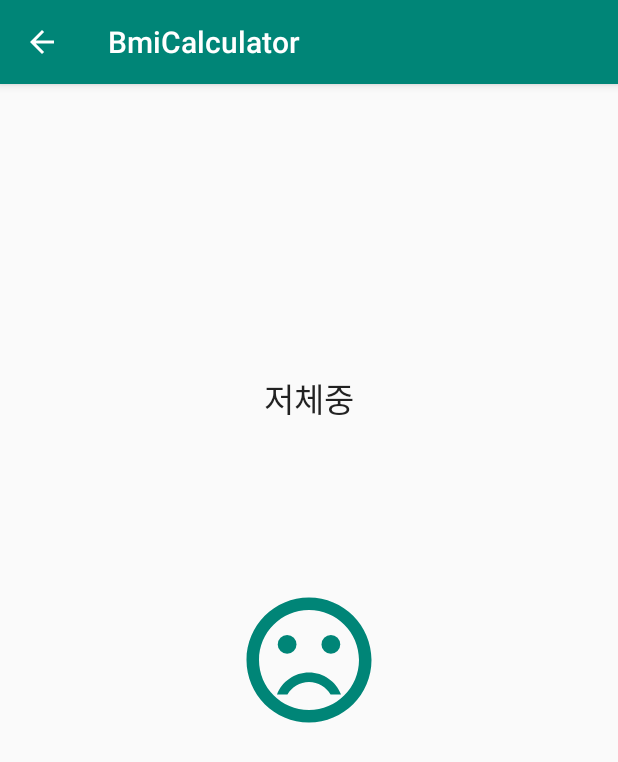
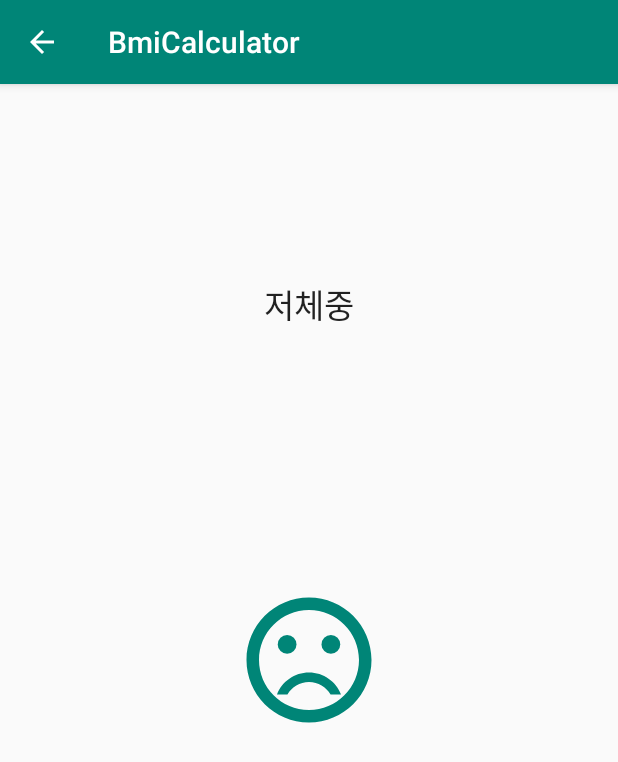
Before and after one commit to junsuk5/kotlin-android, an Android app: the screen it shows after launch (ResultActivity), after a tap on "결과", on a phone screen of 412 x 824 dp. Shown: the top 762 px of the screen. Run offline under Robolectric (Android 15) with nearby library versions, the phone set to English and light mode, and no system bars; 3 statements that could not run were skipped.

Commit message:
BmiCalculator 수정

```diff
--- a/BmiCalculator/app/src/main/java/com/example/bmicalculator/MainActivity.kt
+++ b/BmiCalculator/app/src/main/java/com/example/bmicalculator/MainActivity.kt
@@ -1,5 +1,6 @@
 package com.example.bmicalculator
 
+import android.content.Intent
 import android.os.Bundle
 import android.preference.PreferenceManager
 import android.support.v7.app.AppCompatActivity
@@ -16,17 +17,10 @@ class MainActivity : AppCompatActivity() {
         loadData()
 
         resultButton.setOnClickListener {
-            // 변경 전
-//            val intent = Intent(this, ResultActivity::class.java)
-//            intent.putExtra("weight", weightEditText.text.toString())
-//            intent.putExtra("height", heightEditText.text.toString())
-//            startActivity(intent)
-
             // 마지막에 입력한 내용을 저장
             saveData(heightEditText.text.toString().toInt(),
                     weightEditText.text.toString().toInt())
 
-            // 간략화
             startActivity<ResultActivity>(
                     "weight" to weightEditText.text.toString(),
                     "height" to heightEditText.text.toString()
@@ -48,7 +42,7 @@ class MainActivity : AppCompatActivity() {
         val height = pref.getInt("KEY_HEIGHT", 0)
         val weight = pref.getInt("KEY_WEIGHT", 0)
 
-        if (height != 0) {
+        if (height != 0 && weight != 0) {
             heightEditText.setText(height.toString())
             weightEditText.setText(weight.toString())
         }
--- a/BmiCalculator/app/src/main/res/layout/activity_result.xml
+++ b/BmiCalculator/app/src/main/res/layout/activity_result.xml
@@ -13,9 +13,7 @@
         android:layout_marginStart="16dp"
         android:layout_marginTop="130dp"
         android:layout_marginEnd="16dp"
-        android:layout_marginBottom="46dp"
         android:textAppearance="@style/TextAppearance.AppCompat.Large"
-        app:layout_constraintBottom_toTopOf="@+id/imageView"
         app:layout_constraintEnd_toEndOf="parent"
         app:layout_constraintStart_toStartOf="parent"
         app:layout_constraintTop_toTopOf="parent"
@@ -25,7 +23,7 @@
         android:id="@+id/imageView"
         android:layout_width="100dp"
         android:layout_height="100dp"
-        android:tint="?attr/colorPrimary"
+        android:tint="@color/colorPrimary"
         app:layout_constraintBottom_toBottomOf="parent"
         app:layout_constraintEnd_toEndOf="parent"
         app:layout_constraintStart_toStartOf="parent"
```
Also changed, not shown: BmiCalculator/app/src/main/java/com/example/bmicalculator/ResultActivity.kt (+7 -6 lines), BmiCalculator/app/build.gradle (line endings or trailing spaces), 1 other file.
